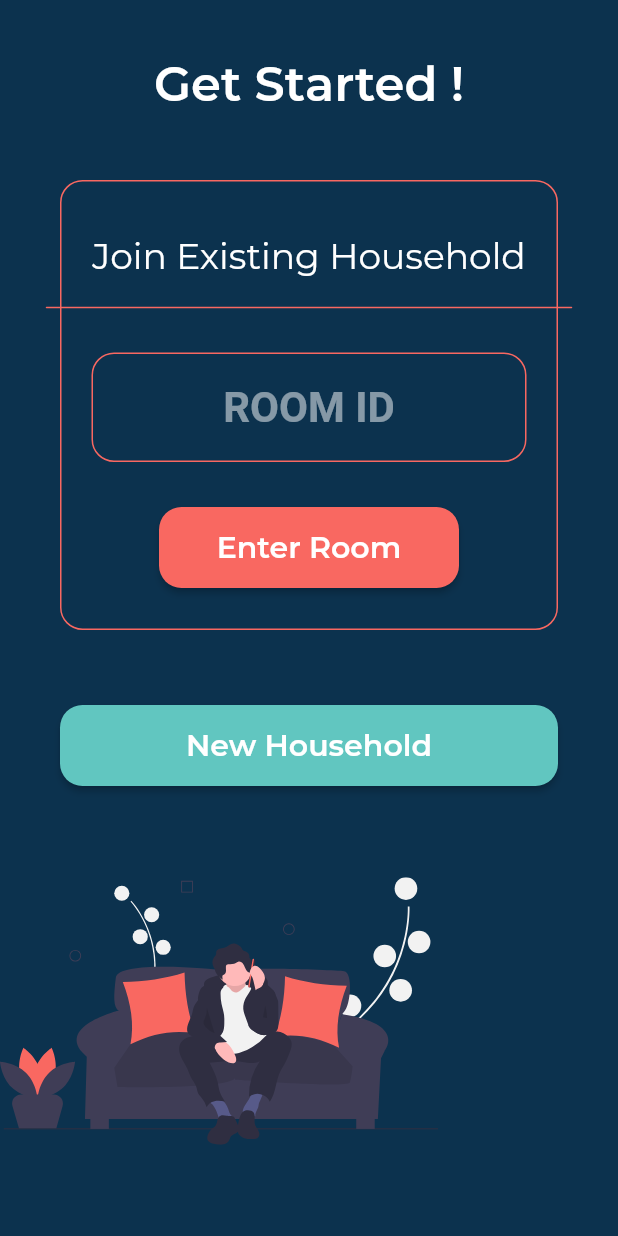
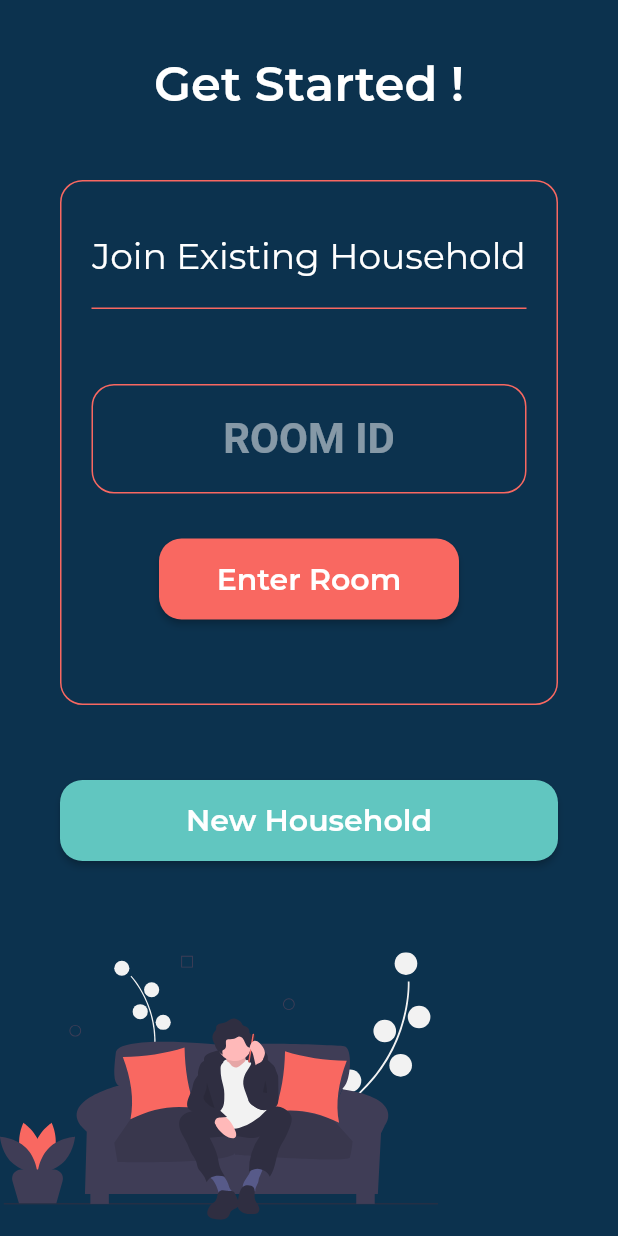
Before and after one commit to Terry-ngyx/household-todo, a Flutter app: the GetStartedPage screen opened by its route, scrolled down 64 dp, on a phone screen of 412 x 824 dp. Run offline on Flutter 3.47's test engine with Material 2 defaults, Android fonts, the phone set to English and light mode, and no system bars; our stand-ins replace firebase_messaging, flushbar, flutter_secure_storage, flutter_svg, google_maps_flutter and 2 more; missing offline and left inert: dart:ffi, flutter_background_location; accounts and stored records are empty; project files that could hold a hidden picture were left out.

Commit message:
presentation_level

```diff
--- a/lib/main.dart
+++ b/lib/main.dart
@@ -115,7 +115,7 @@ class _MyAppState extends State<MyApp> {
           " " +
           location.latitude.toString());
       String token = await storage.read(key: 'jwt');
-      String url = 'http://10.0.2.2:5000/api/v1/users/geolocation';
+      String url = 'http://192.168.1.21:5000/api/v1/users/geolocation';
       String json = '{"latitude": "${location.latitude}", "longitude": "${location.longitude}"}';
       http.Response response = await http.post(
         url,
--- a/lib/start/getstarted.dart
+++ b/lib/start/getstarted.dart
@@ -141,7 +141,7 @@ class JoinRoomFormState extends State<JoinRoomForm> {
                       child: Text('Get Started !',
                           style: PageTitle, textAlign: TextAlign.center)),
                   Container(
-                    height: 300.0,
+                    height: 350.0,
                     padding: EdgeInsets.all(20.0),
                     margin: EdgeInsets.fromLTRB(0.0, 15.0, 0.0, 50.0),
                     decoration: BoxDecoration(
@@ -157,8 +157,15 @@ class JoinRoomFormState extends State<JoinRoomForm> {
                             textAlign: TextAlign.center,
                           ),
                         ),
-                        CustomPaint(painter: Drawhorizontalline()),
-
+                        // CustomPaint(painter: Drawhorizontalline()),
+                        Container(
+                          margin: EdgeInsets.fromLTRB(0, 0, 0, 20.0),
+                          decoration: BoxDecoration(
+                            border: Border(
+                                bottom: BorderSide(
+                                    width: 1.0, color: Color(0xFFF96861))),
+                          ),
+                        ),
                         // Expanded(child: Divider()),
                         Container(
                           margin: EdgeInsets.fromLTRB(0.0, 30.0, 0.0, 0.0),
@@ -186,6 +193,7 @@ class JoinRoomFormState extends State<JoinRoomForm> {
                         ),
                         Container(
                             width: 200,
+                            // height: 400,
                             margin: EdgeInsets.fromLTRB(0.0, 30.0, 0.0, 0.0),
                             child: RaisedButton(
                               color: Color(0xFFF96861),
@@ -229,23 +237,23 @@ class JoinRoomFormState extends State<JoinRoomForm> {
   }
 }
 
-class Drawhorizontalline extends CustomPainter {
-  Paint _paint;
+// class Drawhorizontalline extends CustomPainter {
+//   Paint _paint;
 
-  Drawhorizontalline() {
-    _paint = Paint()
-      ..color = Color(0xFFF96861)
-      ..strokeWidth = 1
-      ..strokeCap = StrokeCap.round;
-  }
+//   Drawhorizontalline() {
+//     _paint = Paint()
+//       ..color = Color(0xFFF96861)
+//       ..strokeWidth = 1
+//       ..strokeCap = StrokeCap.round;
+//   }
 
-  @override
-  void paint(Canvas canvas, Size size) {
-    canvas.drawLine(Offset(-175.0, 0.0), Offset(175.0, 0.0), _paint);
-  }
+//   @override
+//   void paint(Canvas canvas, Size size) {
+//     canvas.drawLine(Offset(-175.0, 0.0), Offset(175.0, 0.0), _paint);
+//   }
 
-  @override
-  bool shouldRepaint(CustomPainter oldDelegate) {
-    return false;
-  }
-}
+//   @override
+//   bool shouldRepaint(CustomPainter oldDelegate) {
+//     return false;
+//   }
+// }
```
Also changed, not shown: lib/places_search_map.dart (+6 -2 lines), pubspec.lock.
